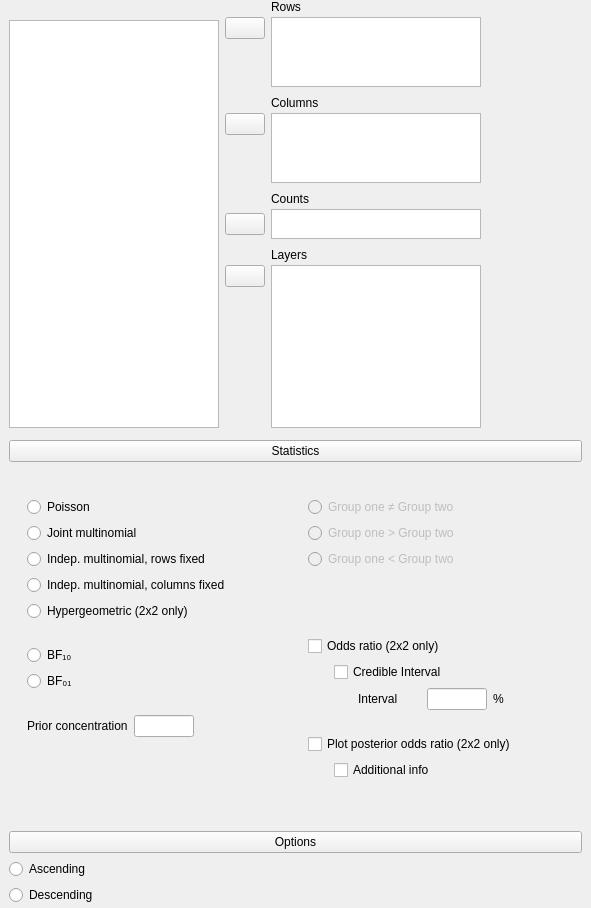
jasp-stats/jasp-desktop, file JASP-Desktop/analysisforms/crosstabsbayesianform.ui: the form before one commit.
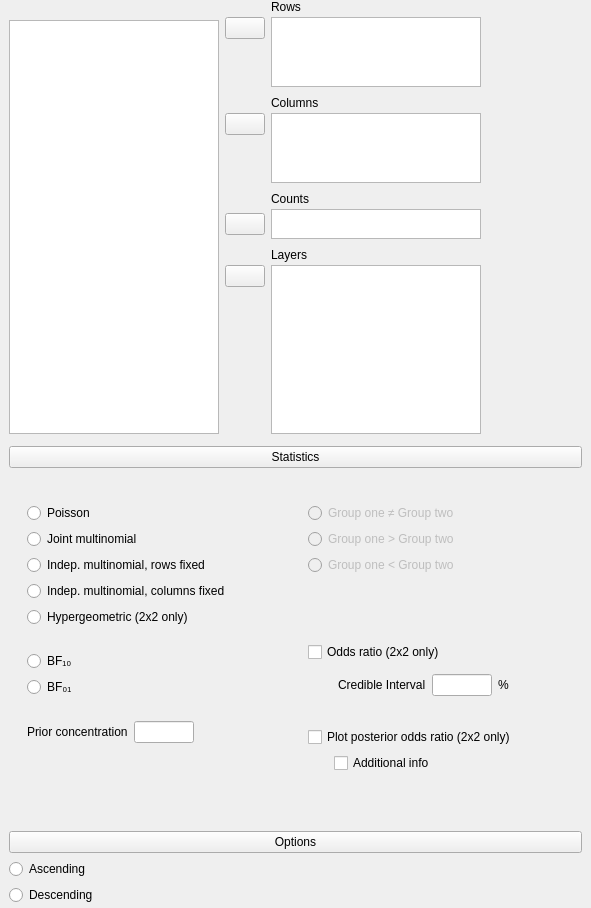
The form after the commit. Custom widgets are drawn as their Qt base class.

Commit message: B Crosstabs: Odds ratio credible interval by default

```diff
--- a/JASP-Desktop/analysisforms/crosstabsbayesianform.ui
+++ b/JASP-Desktop/analysisforms/crosstabsbayesianform.ui
@@ -272,8 +272,8 @@
             <property name="topMargin">
              <number>0</number>
             </property>
-            <item row="3" column="1">
-             <widget class="QWidget" name="widget_20" native="true">
+            <item row="2" column="1">
+             <widget class="QWidget" name="oddsRatioCredibleIntervalContainer" native="true">
               <layout class="QGridLayout" name="gridLayout_22">
                <property name="leftMargin">
                 <number>24</number>
@@ -287,7 +287,7 @@
                <item row="0" column="0">
                 <widget class="QLabel" name="label_5">
                  <property name="text">
-                  <string>Interval</string>
+                  <string>Credible Interval</string>
                  </property>
                 </widget>
                </item>
@@ -311,16 +311,6 @@
               </layout>
              </widget>
             </item>
-            <item row="2" column="0">
-             <widget class="QWidget" name="widget_15" native="true">
-              <property name="minimumSize">
-               <size>
-                <width>20</width>
-                <height>0</height>
-               </size>
-              </property>
-             </widget>
-            </item>
             <item row="1" column="0" colspan="2">
              <widget class="BoundCheckBox" name="oddsRatio">
               <property name="text">
@@ -328,19 +318,6 @@
               </property>
              </widget>
             </item>
-            <item row="2" column="1">
-             <widget class="BoundCheckBox" name="oddsRatioCredibleInterval">
-              <property name="sizePolicy">
-               <sizepolicy hsizetype="Minimum" vsizetype="Fixed">
-                <horstretch>1</horstretch>
-                <verstretch>0</verstretch>
-               </sizepolicy>
-              </property>
-              <property name="text">
-               <string>Credible Interval</string>
-              </property>
-             </widget>
-            </item>
            </layout>
           </widget>
          </item>
```
The commit also changes 2 other files.
